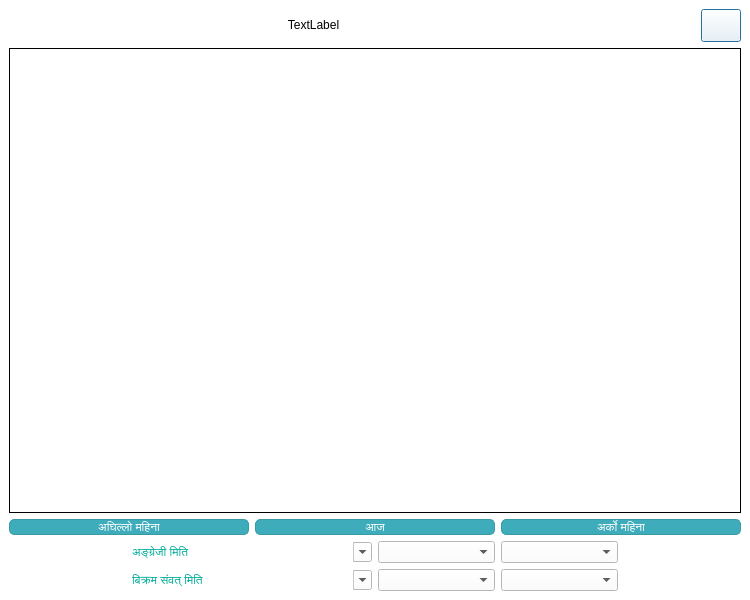
Qt form calendarwindow.ui (khumnath/nepdate) before a commit.
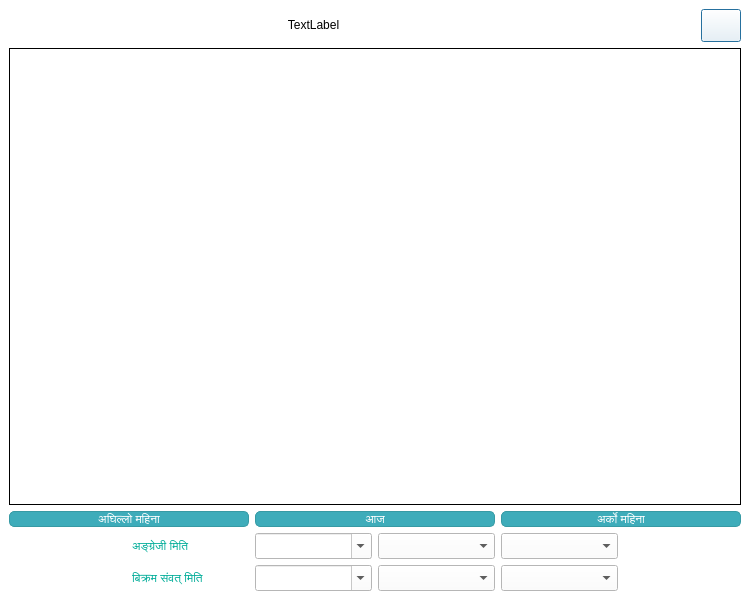
The same form after that commit. Icons and pictures are not drawn.

Diff of the .ui file:
```diff
--- a/calendarwindow.ui
+++ b/calendarwindow.ui
@@ -19,6 +19,17 @@
     <verstretch>0</verstretch>
    </sizepolicy>
   </property>
+  <property name="baseSize">
+   <size>
+    <width>700</width>
+    <height>400</height>
+   </size>
+  </property>
+  <property name="font">
+   <font>
+    <pointsize>12</pointsize>
+   </font>
+  </property>
   <property name="focusPolicy">
    <enum>Qt::StrongFocus</enum>
   </property>
@@ -97,6 +108,11 @@
     </item>
     <item row="8" column="2">
      <widget class="QComboBox" name="yearselectBS">
+      <property name="font">
+       <font>
+        <pointsize>11</pointsize>
+       </font>
+      </property>
       <property name="focusPolicy">
        <enum>Qt::ClickFocus</enum>
       </property>
@@ -104,18 +120,26 @@
        <bool>true</bool>
       </property>
       <property name="frame">
-       <bool>false</bool>
+       <bool>true</bool>
       </property>
      </widget>
     </item>
     <item row="7" column="2">
      <widget class="QComboBox" name="yearselectAD">
+      <property name="font">
+       <font>
+        <pointsize>11</pointsize>
+       </font>
+      </property>
       <property name="focusPolicy">
        <enum>Qt::WheelFocus</enum>
       </property>
       <property name="acceptDrops">
        <bool>true</bool>
       </property>
+      <property name="styleSheet">
+       <string notr="true"/>
+      </property>
       <property name="editable">
        <bool>true</bool>
       </property>
@@ -123,12 +147,17 @@
        <enum>QComboBox::AdjustToContentsOnFirstShow</enum>
       </property>
       <property name="frame">
-       <bool>false</bool>
+       <bool>true</bool>
       </property>
      </widget>
     </item>
     <item row="7" column="3">
      <widget class="QComboBox" name="monthselectAD">
+      <property name="font">
+       <font>
+        <pointsize>11</pointsize>
+       </font>
+      </property>
       <property name="maxVisibleItems">
        <number>12</number>
       </property>
@@ -136,6 +165,11 @@
     </item>
     <item row="7" column="4">
      <widget class="QComboBox" name="dayselectAD">
+      <property name="font">
+       <font>
+        <pointsize>11</pointsize>
+       </font>
+      </property>
       <property name="maxVisibleItems">
        <number>31</number>
       </property>
@@ -143,6 +177,11 @@
     </item>
     <item row="8" column="4">
      <widget class="QComboBox" name="dayselectBS">
+      <property name="font">
+       <font>
+        <pointsize>11</pointsize>
+       </font>
+      </property>
       <property name="maxVisibleItems">
        <number>32</number>
       </property>
@@ -150,6 +189,11 @@
     </item>
     <item row="8" column="3">
      <widget class="QComboBox" name="monthselectBS">
+      <property name="font">
+       <font>
+        <pointsize>11</pointsize>
+       </font>
+      </property>
       <property name="maxVisibleItems">
        <number>12</number>
       </property>
@@ -343,6 +387,15 @@
              </color>
             </brush>
            </colorrole>
+           <colorrole role="Highlight">
+            <brush brushstyle="SolidPattern">
+             <color alpha="255">
+              <red>145</red>
+              <green>145</green>
+              <blue>145</blue>
+             </color>
+            </brush>
+           </colorrole>
            <colorrole role="LinkVisited">
             <brush brushstyle="SolidPattern">
              <color alpha="255">
```
